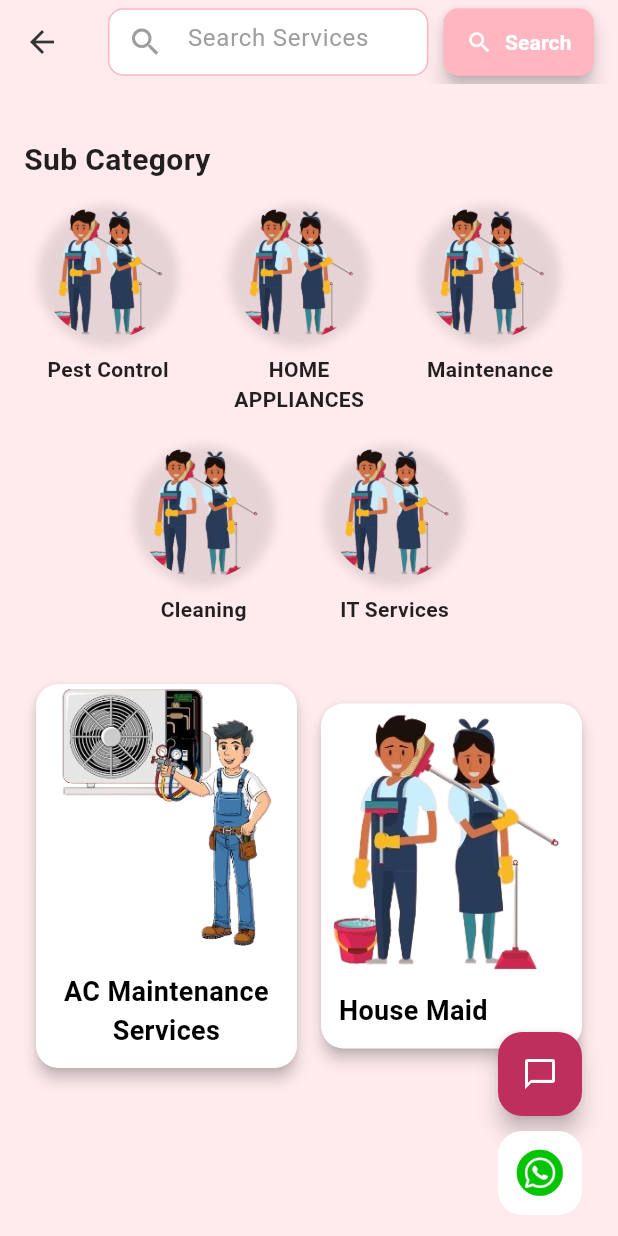
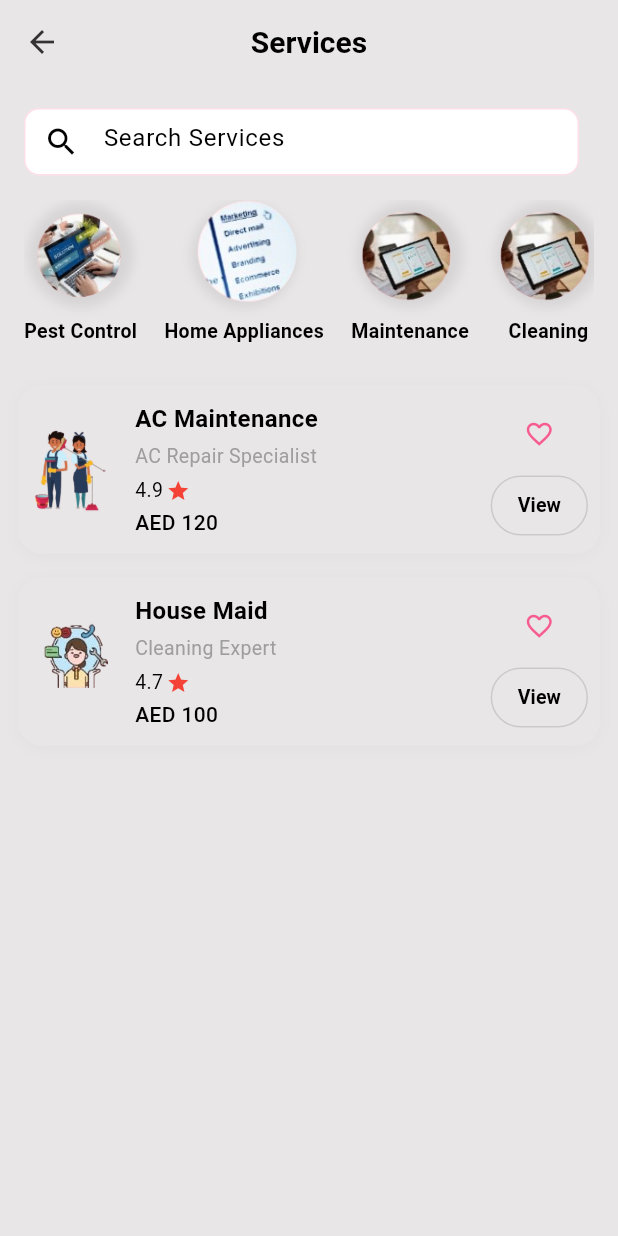
Before and after one commit to iextendlabs/services-flutter-app, a Flutter app: the ServicesPage screen opened directly, on a phone screen of 412 x 824 dp. Run offline on Flutter 3.47's test engine with Material 3 defaults, Android fonts, the phone set to English and light mode, and no system bars; our stand-ins replace shared_preferences, table_calendar; accounts and stored records are empty; Roboto replaces fonts that are missing (Ubuntu).

Commit message:
services code, changed imges style in horizontal and grided view to listed view

```diff
--- a/lib/services.dart
+++ b/lib/services.dart
@@ -1,8 +1,9 @@
-// ignore_for_file: use_build_context_synchronously
-
 import 'package:flutter/material.dart';
 import 'package:lipslay_flutter_frontend/constants/appColors.dart';
-import 'package:url_launcher/url_launcher.dart'; // For launching WhatsApp
+import 'package:lipslay_flutter_frontend/itsolutionpage.dart';
+import 'package:lipslay_flutter_frontend/marketingpage.dart';
+import 'package:lipslay_flutter_frontend/staff_detailpage.dart';
+import 'package:lipslay_flutter_frontend/subscriptionspage.dart';
 
 class ServicesPage extends StatefulWidget {
   const ServicesPage({super.key});
@@ -12,84 +13,84 @@ class ServicesPage extends StatefulWidget {
 }
 
 class _ServicesPageState extends State<ServicesPage> {
-  // Offset for the draggable FABs
-  Offset _fabPosition = const Offset(0, 0);
+  final List<Map<String, dynamic>> Services = [
+    {
+      'imageUrl': 'assets/images/house_maid.png',
+      'name': 'AC Maintenance',
+      'specialty': 'AC Repair Specialist',
+      'rating': 4.9,
+      'fee': 120,
 
-  @override
-  void initState() {
-    super.initState();
-    // Initialize FAB position after layout is built
-    WidgetsBinding.instance.addPostFrameCallback((_) {
-      _updateFabPosition();
-    });
-  }
+    },
+    {
+      'imageUrl': 'assets/images/services.png',
+      'name': 'House Maid',
+      'specialty': 'Cleaning Expert',
+      'rating': 4.7,
+      'fee': 100,
+    },
 
-  void _updateFabPosition() {
-    final screenWidth = MediaQuery.of(context).size.width;
-    final screenHeight = MediaQuery.of(context).size.height;
+    // Add more Services as needed
+  ];
 
-    // Approximate size of the FAB group (adjust if needed)
-    final fabGroupHeight =
-        56.0 + 10.0 + 50.0; // FAB + SizedBox + WhatsApp FAB height
-    final fabGroupWidth = 60.0; // Approximate width of a FAB
+  final Set<int> _wishlist = {};
+  String _searchText = '';
 
-    // ignore: unused_local_variable
-    final safeAreaTop = MediaQuery.of(context).padding.top;
-    final safeAreaBottom = MediaQuery.of(context).padding.bottom;
-
-    // Assuming a standard bottom navigation bar height for the offset
-    final bottomNavBarHeight =
-        kBottomNavigationBarHeight; // Use default if no custom one is in this view
-
-    // Initial position for the FABs (bottom right, above a potential bottom nav bar)
-    final initialFabX = screenWidth - fabGroupWidth - 20; // 20px from right
-    final initialFabY =
-        screenHeight -
-        safeAreaBottom -
-        bottomNavBarHeight -
-        fabGroupHeight -
-        20; // 20px above bottom nav bar
-
-    setState(() {
-      _fabPosition = Offset(initialFabX, initialFabY);
-    });
-  }
-
-  // Function to launch WhatsApp
-  Future<void> _launchWhatsApp() async {
-    const String phoneNumber = '923250500849'; // Your WhatsApp number
-    const String message =
-        'Hello, I would like to inquire about your services.';
-
-    final Uri url = Uri.parse(
-      'https://wa.me/$phoneNumber?text=${Uri.encodeComponent(message)}',
-    );
-
-    if (!mounted) return;
-
-    if (await canLaunchUrl(url)) {
-      await launchUrl(url);
-    } else {
-      ScaffoldMessenger.of(context).showSnackBar(
-        const SnackBar(
-          content: Text(
-            'Could not launch WhatsApp. Please install WhatsApp or check the number.',
-          ),
-        ),
-      );
-    }
-  }
+  final List<Map<String, dynamic>> subCategories = [
+    {
+      'image': 'assets/images/it_solution.png',
+      'title': 'Pest Control',
+    },
+    {
+      'image': 'assets/images/marketing.png',
+      'title': 'Home Appliances',
+    },
+    {
+      'image': 'assets/images/subscriptions.png',
+      'title': 'Maintenance',
+    },
+    {
+      'image': 'assets/images/subscriptions.png',
+      'title': 'Cleaning',
+    },{
+      'image': 'assets/images/subscriptions.png',
+      'title': 'IT Services',
+    },
+  ];
 
   @override
   Widget build(BuildContext context) {
+    final filteredServices = Services.where((Services) {
+      return Services['name']
+              .toString()
+              .toLowerCase()
+              .contains(_searchText.toLowerCase()) ||
+          Services['specialty']
+              .toString()
+              .toLowerCase()
+              .contains(_searchText.toLowerCase());
+    }).toList();
+
     return Scaffold(
-      backgroundColor: const Color(0xFFFFEBEE), // Consistent background color
+      backgroundColor: AppColors.primarypageWhite,
       appBar: AppBar(
-        backgroundColor: const Color(0xFFFFEBEE),
+        backgroundColor: AppColors.primarypageWhite,
         elevation: 0,
-        titleSpacing: 0, // Remove default title spacing
-        title: Padding(
-          padding: const EdgeInsets.symmetric(horizontal: 16.0),
+        centerTitle: true,
+        title: const Text(
+          "Services",
+          style: TextStyle(
+            color: AppColors.black,
+            fontWeight: FontWeight.bold,
+            fontSize: 20,
+            fontFamily: 'Ubuntu',
+          ),
+        ),
+      ),
+      body: Column(
+        children: [
+          Padding(
+            padding: const EdgeInsets.fromLTRB(16, 16, 16, 0),
             child: Row(
               children: [
                 Expanded(
@@ -99,288 +100,242 @@ class _ServicesPageState extends State<ServicesPage> {
                       color: AppColors.white,
                       borderRadius: BorderRadius.circular(10),
                       border: Border.all(
-                      color: const Color.fromARGB(
-                        255,
-                        255,
-                        182,
-                        193,
-                      ), // Light pink border
+                        color: AppColors.accentColor.withOpacity(0.2),
                       ),
                     ),
-                  child: const TextField(
-                    decoration: InputDecoration(
+                    child: TextField(
+                      onChanged: (value) {
+                        setState(() {
+                          _searchText = value;
+                        });
+                      },
+                      decoration: const InputDecoration(
                         hintText: 'Search Services',
-                      hintStyle: TextStyle(color: Colors.grey),
-                      prefixIcon: Icon(Icons.search, color: Colors.grey),
-                      border:
-                          InputBorder.none, // Remove default TextField border
+                        hintStyle: TextStyle(
+                          color: AppColors.black,
+                          fontFamily: 'Ubuntu',
+                        ),
+                        prefixIcon: Icon(Icons.search, color: AppColors.black),
+                        border: InputBorder.none,
                         contentPadding: EdgeInsets.symmetric(vertical: 12),
+                      ),
+                      style: const TextStyle(
+                        color: AppColors.black,
+                        fontFamily: 'Ubuntu',
                       ),
                     ),
                   ),
                 ),
                 const SizedBox(width: 10),
-              SizedBox(
-                height: 45,
-                child: ElevatedButton.icon(
+
+              ],
+            ),
+          ),
+          // Subcategory buttons
+          // ...existing code...
+Padding(
+  padding: const EdgeInsets.symmetric(horizontal: 16, vertical: 16),
+  child: SizedBox(
+    height: 100, // Adjust height as needed
+    child: ListView.separated(
+      scrollDirection: Axis.horizontal,
+      itemCount: subCategories.length,
+      separatorBuilder: (_, __) => const SizedBox(width: 18),
+      itemBuilder: (context, idx) {
+        final sub = subCategories[idx];
+        Widget? targetPage;
+        // Add navigation logic if needed
+        return GestureDetector(
+          onTap: targetPage != null
+              ? () {
+                  Navigator.push(
+                    context,
+                    MaterialPageRoute(builder: (context) => targetPage!),
+                  );
+                }
+              : null,
+          child: Column(
+            children: [
+              Container(
+                width: 70,
+                height: 70,
+                decoration: BoxDecoration(
+                  shape: BoxShape.circle,
+                  image: DecorationImage(
+                    image: AssetImage(sub['image']),
+                    fit: BoxFit.cover,
+                  ),
+                  boxShadow: [
+                    BoxShadow(
+                      color: Colors.black.withOpacity(0.08),
+                      blurRadius: 6,
+                      offset: const Offset(0, 2),
+                    ),
+                  ],
+                ),
+              ),
+              const SizedBox(height: 8),
+              Text(
+                sub['title'],
+                style: const TextStyle(
+                  fontSize: 13,
+                  fontWeight: FontWeight.w600,
+                  fontFamily: 'Ubuntu',
+                  color: AppColors.black,
+                ),
+              ),
+            ],
+          ),
+        );
+      },
+    ),
+  ),
+),
+// ...existing code...
+          Expanded(
+            child: ListView.separated(
+              padding: const EdgeInsets.symmetric(horizontal: 12, vertical: 8),
+              itemCount: filteredServices.length,
+              separatorBuilder: (_, __) => const SizedBox(height: 16),
+              itemBuilder: (context, index) {
+                final Services = filteredServices[index];
+                final isWishlisted = _wishlist.contains(index);
+                return Container(
+                  decoration: BoxDecoration(
+                    color: AppColors.primarypageWhite,
+                    borderRadius: BorderRadius.circular(16),
+                    boxShadow: [
+                      BoxShadow(
+                        color: AppColors.grey.withOpacity(0.08),
+                        blurRadius: 8,
+                        offset: const Offset(0, 2),
+                      ),
+                    ],
+                  ),
+                  padding: const EdgeInsets.symmetric(vertical: 8, horizontal: 8),
+                  child: Row(
+                    children: [
+                      ClipRRect(
+                        borderRadius: BorderRadius.circular(12),
+                        child: Image.asset(
+                          Services['imageUrl'],
+                          width: 56,
+                          height: 56,
+                          fit: BoxFit.cover,
+                        ),
+                      ),
+                      const SizedBox(width: 14),
+                      Expanded(
+                        child: Column(
+                          crossAxisAlignment: CrossAxisAlignment.start,
+                          children: [
+                            Text(
+                              Services['name'],
+                              style: const TextStyle(
+                                fontWeight: FontWeight.bold,
+                                fontSize: 16,
+                                color: AppColors.black,
+                                fontFamily: 'Ubuntu',
+                              ),
+                            ),
+                            const SizedBox(height: 4),
+                            Text(
+                              Services['specialty'],
+                              style: const TextStyle(
+                                color: Colors.grey,
+                                fontSize: 13,
+                                fontFamily: 'Ubuntu',
+                              ),
+                            ),
+                            const SizedBox(height: 4),
+                            Row(
+                              children: [
+                                Text(
+                                  Services['rating'].toString(),
+                                  style: const TextStyle(
+                                    color: AppColors.black,
+                                    fontSize: 13,
+                                    fontFamily: 'Ubuntu',
+                                  ),
+                                ),
+                                const SizedBox(width: 2),
+                                const Icon(Icons.star, color: Colors.red, size: 16),
+                              ],
+                            ),
+                            const SizedBox(height: 2),
+                            Text(
+                              'AED ${Services['fee']}',
+                              style: const TextStyle(
+                                color: AppColors.black,
+                                fontSize: 14,
+                                fontWeight: FontWeight.w500,
+                                fontFamily: 'Ubuntu',
+                              ),
+                            ),
+                          ],
+                        ),
+                      ),
+                      Column(
+                        children: [
+                          IconButton(
+                            icon: Icon(
+                              isWishlisted ? Icons.favorite : Icons.favorite_border,
+                              color: AppColors.accentColor,
+                              size: 20,
+                            ),
                             onPressed: () {
-                    // Handle search action
+                              setState(() {
+                                if (isWishlisted) {
+                                  _wishlist.remove(index);
+                                } else {
+                                  _wishlist.add(index);
+                                }
+                              });
                             },
-                  icon: const Icon(Icons.search, color: AppColors.white),
-                  label: const Text(
-                    'Search',
-                    style: TextStyle(color: AppColors.white),
+                            tooltip: isWishlisted ? 'Remove from Wishlist' : 'Add to Wishlist',
                           ),
-                  style: ElevatedButton.styleFrom(
-                    backgroundColor: const Color.fromARGB(
-                      255,
-                      255,
-                      182,
-                      193,
-                    ), // Light pink button
+                          OutlinedButton(
+                            onPressed: () {
+                              Navigator.push(
+                                context,
+                                MaterialPageRoute(
+                                  builder: (context) => StaffDetailPage(
+                                    staffName: Services['name'],
+                                    staffPhotoUrl: Services['imageUrl'],
+                                    description: Services['specialty'],
+                                    rating: Services['rating'],
+                                    services: const [],
+                                  ),
+                                ),
+                              );
+                            },
+                            style: OutlinedButton.styleFrom(
+                              side: BorderSide(color: AppColors.grey.withOpacity(0.4)),
                               shape: RoundedRectangleBorder(
-                      borderRadius: BorderRadius.circular(10),
+                                borderRadius: BorderRadius.circular(20),
                               ),
-                    padding: const EdgeInsets.symmetric(horizontal: 15),
+                              padding: const EdgeInsets.symmetric(horizontal: 18, vertical: 0),
+                            ),
+                            child: const Text(
+                              'View',
+                              style: TextStyle(
+                                color: AppColors.black,
+                                fontWeight: FontWeight.bold,
+                                fontSize: 13,
+                                fontFamily: 'Ubuntu',
                               ),
                             ),
                           ),
                         ],
                       ),
-        ),
-      ),
-      body: Stack(
-        children: [
-          SingleChildScrollView(
-            padding: const EdgeInsets.all(16.0),
-            child: Column(
-              crossAxisAlignment: CrossAxisAlignment.start,
-              children: [
-                const SizedBox(height: 20),
-                const Text(
-                  'Sub Category',
-                  style: TextStyle(
-                    fontSize: 20,
-                    fontWeight: FontWeight.bold,
-                    fontFamily: 'Ubuntu',
-                    color: Colors.black87,
-                  ),
-                ),
-                const SizedBox(height: 15),
-                // Sub Category items using Wrap for flexible layout
-                Wrap(
-                  spacing: 15.0, // horizontal spacing between items
-                  runSpacing: 20.0, // vertical spacing between rows
-                  alignment:
-                      WrapAlignment
-                          .center, // center items if they don't fill the row
-                  children: [
-                    _buildSubCategoryItem(
-                      'assets/images/house_maid.png', // Replace with your image
-                      'Pest Control',
-                    ),
-                    _buildSubCategoryItem(
-                      'assets/images/house_maid.png', // Replace with your image
-                      'HOME APPLIANCES',
-                    ),
-                    _buildSubCategoryItem(
-                      'assets/images/house_maid.png', // Replace with your image
-                      'Maintenance',
-                    ),
-                    _buildSubCategoryItem(
-                      'assets/images/house_maid.png', // Replace with your image
-                      'Cleaning',
-                    ),
-                    _buildSubCategoryItem(
-                      'assets/images/house_maid.png', // Replace with your image
-                      'IT Services',
-                    ),
                     ],
                   ),
-                const SizedBox(height: 30),
-                // Bottom section cards
-                Row(
-                  mainAxisAlignment: MainAxisAlignment.spaceAround,
-                  children: [
-                    _buildServiceOverviewCard(
-                      context,
-                      imagePath:
-                          'assets/images/ac_service.png', // Replace with your image
-                      title: 'AC Maintenance Services', // Example title
-                    ),
-                    _buildServiceOverviewCard(
-                      context,
-                      imagePath:
-                          'assets/images/house_maid.png', // Replace with your image
-                      title: 'House Maid', // Example title
-                      // Note: chat/whatsapp icons are assumed to be part of the image asset here
-                    ),
-                  ],
-                ),
-                const SizedBox(
-                  height: 80,
-                ), // Add some space at the bottom for the FABs
-              ],
-            ),
-          ),
-          // Draggable Floating Action Buttons
-          Positioned(
-            left: _fabPosition.dx,
-            top: _fabPosition.dy,
-            child: GestureDetector(
-              onPanUpdate: (details) {
-                setState(() {
-                  final screenWidth = MediaQuery.of(context).size.width;
-                  final screenHeight = MediaQuery.of(context).size.height;
-                  final safeAreaTop = MediaQuery.of(context).padding.top;
-                  final safeAreaBottom = MediaQuery.of(context).padding.bottom;
-
-                  final fabGroupHeight = 56.0 + 10.0 + 50.0;
-                  final fabGroupWidth = 60.0;
-
-                  final minX = 0.0;
-                  final maxX = screenWidth - fabGroupWidth;
-
-                  final minAppbarY =
-                      AppBar().preferredSize.height + safeAreaTop;
-                  final maxBottomNavY =
-                      screenHeight -
-                      safeAreaBottom -
-                      fabGroupHeight -
-                      kBottomNavigationBarHeight -
-                      10; // Account for system nav bar and bottom nav bar
-
-                  double newDx = _fabPosition.dx + details.delta.dx;
-                  double newDy = _fabPosition.dy + details.delta.dy;
-
-                  newDx = newDx.clamp(minX, maxX);
-                  newDy = newDy.clamp(minAppbarY, maxBottomNavY);
-
-                  _fabPosition = Offset(newDx, newDy);
-                });
-              },
-              child: Column(
-                mainAxisSize: MainAxisSize.min,
-                children: [
-                  FloatingActionButton(
-                    heroTag: 'chat_fab_services', // Unique heroTag
-                    onPressed: () {
-                      // Navigate to chatbot page if you have one
-                      // Navigator.push(context, MaterialPageRoute(builder: (context) => const ChatbotPage()));
-                      ScaffoldMessenger.of(context).showSnackBar(
-                        const SnackBar(content: Text('Chat with us!')),
                 );
               },
-                    backgroundColor: const Color.fromARGB(255, 190, 47, 94),
-                    child: const Icon(
-                      Icons.chat_bubble_outline,
-                      color: AppColors.white,
-                    ),
-                  ),
-                  const SizedBox(height: 10),
-                  FloatingActionButton(
-                    heroTag: 'whatsapp_fab_services', // Unique heroTag
-                    onPressed: _launchWhatsApp,
-                    backgroundColor: AppColors.white,
-                    elevation: 0,
-                    child: Image.asset(
-                      'assets/images/whatsapp_icon.png', // Ensure this path is correct
-                      width: 100,
-                      height: 100,
-                    ),
-                  ),
-                ],
-              ),
             ),
           ),
         ],
       ),
     );
   }
-
-  Widget _buildSubCategoryItem(String imagePath, String title) {
-    return SizedBox(
-      // Wrap in SizedBox to give fixed size to each item for consistent wrapping
-      width:
-          MediaQuery.of(context).size.width / 3 -
-          25, // Approximately 3 items per row with spacing
-      child: Column(
-        children: [
-          Container(
-            width: 90, // Adjusted size for sub-category images
-            height: 90, // Adjusted size
-            decoration: BoxDecoration(
-              shape: BoxShape.circle,
-              boxShadow: [
-                BoxShadow(
-                  color: Colors.black.withOpacity(0.1),
-                  spreadRadius: 2,
-                  blurRadius: 5,
-                  offset: const Offset(0, 3),
-                ),
-              ],
-              image: DecorationImage(
-                image: AssetImage(imagePath),
-                fit: BoxFit.cover, // Use cover to fill the circle
-              ),
-            ),
-          ),
-          const SizedBox(height: 10),
-          Text(
-            title,
-            textAlign: TextAlign.center,
-            style: const TextStyle(
-              fontSize: 14, // Slightly smaller font for sub-categories
-              fontWeight: FontWeight.w600,
-              fontFamily: 'Ubuntu',
-              color: Colors.black87,
-            ),
-          ),
-        ],
-      ),
-    );
 }
-
-  Widget _buildServiceOverviewCard(
-    BuildContext context, {
-    required String imagePath,
-    required String title,
-  }) {
-    return Expanded(
-      child: Card(
-        elevation: 4,
-        shape: RoundedRectangleBorder(borderRadius: BorderRadius.circular(15)),
-        margin: const EdgeInsets.symmetric(horizontal: 8, vertical: 10),
-        child: Column(
-          crossAxisAlignment: CrossAxisAlignment.start,
-          children: [
-            ClipRRect(
-              borderRadius: BorderRadius.circular(10),
-              child: Image.asset(
-                imagePath,
-                height: 180, // Adjusted height for these cards
-                width: double.infinity,
-                fit: BoxFit.cover,
-              ),
-            ),
-            Padding(
-              padding: const EdgeInsets.all(12.0),
-              child: Text(
-                title,
-                style: const TextStyle(
-                  fontSize: 18,
-                  fontWeight: FontWeight.bold,
-                  fontFamily: 'Ubuntu',
-                  color: Colors.black,
-                ),
-                textAlign: TextAlign.center,
-              ),
-            ),
-            // No price, duration, stars, or buttons based on the provided image for these cards
-            // If you want to add a button, you would include it here.
-          ],
-        ),
-      ),
-    );
-  }
-}
```
Lines whose indentation alone changed are shown as unchanged.
